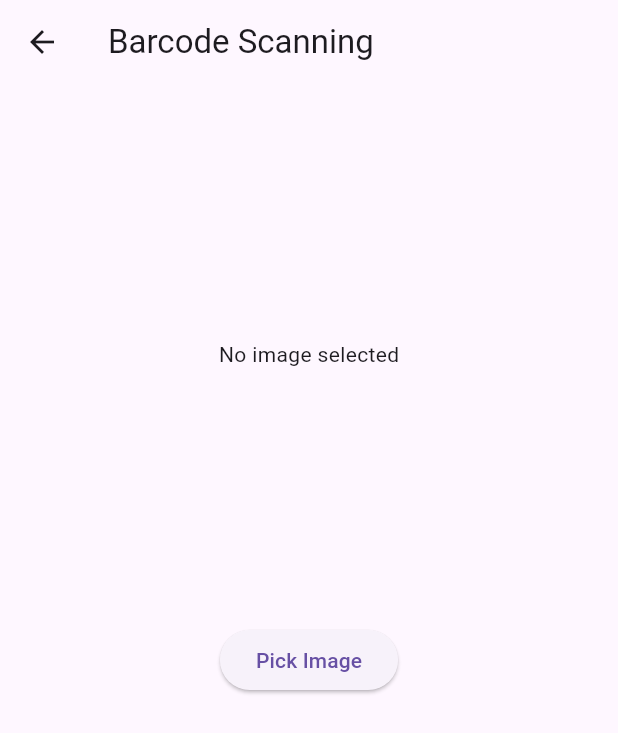
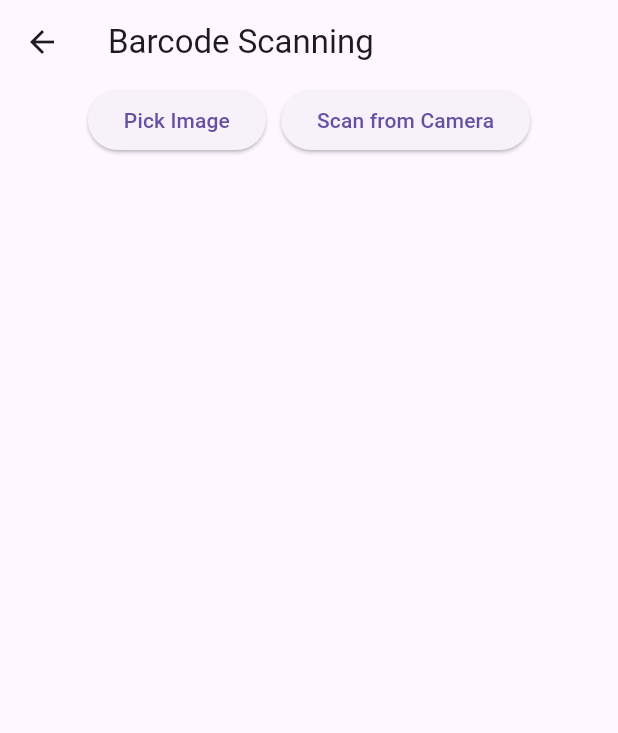
Before and after one commit to mamadouramadan723/MLKit, a Flutter app: the BarcodeScanningPage screen opened by its route, on a phone screen of 412 x 824 dp. Shown: the top 733 px of the screen. Run offline on Flutter 3.47's test engine with Material 3 defaults, Android fonts, the phone set to English and light mode, and no system bars; our stand-ins replace image_picker; missing offline and left inert: google_mlkit_barcode_scanning.

Commit message:
1 - MLKit : Code Bar (Pick Image - Clipboard - Camera)

```diff
--- a/lib/feature/BarcodeScanningPage.dart
+++ b/lib/feature/BarcodeScanningPage.dart
@@ -15,13 +15,12 @@ class BarcodeScanningPage extends StatefulWidget {
 class BarcodeScanningPageState extends State<BarcodeScanningPage> {
   File? _image;
   final BarcodeScanner _barcodeScanner = BarcodeScanner();
-  List<Barcode> _barcodes = [];
+  List<String> _scannedResults = [];
 
   final GlobalKey<ScaffoldState> _scaffoldKey = GlobalKey<ScaffoldState>();
 
   Future<void> _pickImage() async {
-    final pickedFile =
-        await ImagePicker().pickImage(source: ImageSource.gallery);
+    final pickedFile = await ImagePicker().pickImage(source: ImageSource.gallery);
     if (pickedFile != null) {
       setState(() {
         _image = File(pickedFile.path);
@@ -30,22 +29,28 @@ class BarcodeScanningPageState extends State<BarcodeScanningPage> {
     }
   }
 
+  Future<void> _scanFromCamera() async {
+    final pickedFile = await ImagePicker().pickImage(source: ImageSource.camera);
+    if (pickedFile != null) {
+      setState(() {
+        _image = File(pickedFile.path);
+      });
+      await _scanBarcodes();  // Scan the image for QR codes
+    }
+  }
+
   Future<void> _scanBarcodes() async {
     if (_image != null) {
       final inputImage = InputImage.fromFilePath(_image!.path);
-      final List<Barcode> barcodes =
-          await _barcodeScanner.processImage(inputImage);
+      final List<Barcode> barcodes = await _barcodeScanner.processImage(inputImage);
       setState(() {
-        _barcodes = barcodes;
+        _scannedResults = barcodes.map((barcode) => barcode.rawValue!).toList();
       });
     }
   }
 
   void _copyBarcodeValue(String value) {
-    // Copy the value to the clipboard
     Clipboard.setData(ClipboardData(text: value));
-
-    // Show a snackbar to indicate successful copy
     ScaffoldMessenger.of(context).showSnackBar(
       SnackBar(
         content: Text('Copied: $value'),
@@ -63,26 +68,34 @@ class BarcodeScanningPageState extends State<BarcodeScanningPage> {
       ),
       body: Column(
         children: [
-          Expanded(
-            child: _image != null
-                ? Image.file(_image!)
-                : const Center(child: Text('No image selected')),
+          Row(
+            mainAxisAlignment: MainAxisAlignment.center,
+            children: [
+              ElevatedButton(
+                onPressed: _pickImage,
+                child: const Text('Pick Image'),
+              ),
+              const SizedBox(width: 10),
+              ElevatedButton(
+                onPressed: _scanFromCamera,
+                child: const Text('Scan from Camera'),
+              ),
+            ],
           ),
-          ElevatedButton(
-            onPressed: _pickImage,
-            child: const Text('Pick Image'),
-          ),
+          if (_image != null)
+            Expanded(
+              child: Image.file(_image!),
+            ),
           Expanded(
             child: ListView.builder(
-              itemCount: _barcodes.length,
+              itemCount: _scannedResults.length,
               itemBuilder: (context, index) {
-                final barcode = _barcodes[index];
+                final result = _scannedResults[index];
                 return ListTile(
-                  title: SelectableText(barcode.rawValue!),
-                  subtitle: Text(barcode.format.toString()),
+                  title: SelectableText(result),
                   trailing: IconButton(
                     icon: const Icon(Icons.copy),
-                    onPressed: () => _copyBarcodeValue(barcode.rawValue!),
+                    onPressed: () => _copyBarcodeValue(result),
                   ),
                 );
               },
--- a/pubspec.yaml
+++ b/pubspec.yaml
@@ -40,6 +40,7 @@ dependencies:
   camera: ^0.11.0+2
   permission_handler: ^11.3.1
   image_picker: ^1.1.2
+  qrscan: ^0.3.3
 
 dev_dependencies:
   flutter_test:
```
Also changed, not shown: pubspec.lock, 1 other file.
